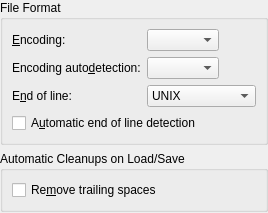
Old version of the form part/dialogs/opensaveconfigwidget.ui in the repository KDE/kate.
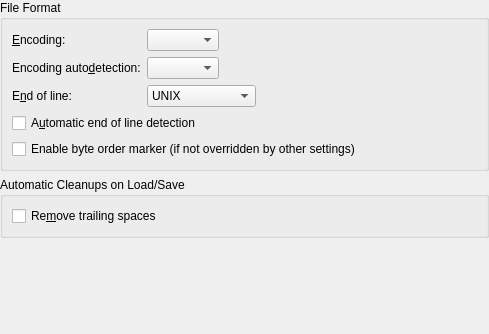
New version of the form. Custom widgets are drawn as their Qt base class.

Commit message: *)New RPMSPEC file from Tim Fechtner *)Configuration option for writing BOM (byte order markers) for UTF-8/16 BUG: 206142 BUG: 207174

The edit to the form file:
```diff
--- a/part/dialogs/opensaveconfigwidget.ui
+++ b/part/dialogs/opensaveconfigwidget.ui
@@ -2,6 +2,14 @@
 <ui version="4.0">
  <class>OpenSaveConfigWidget</class>
  <widget class="QWidget" name="OpenSaveConfigWidget">
+  <property name="geometry">
+   <rect>
+    <x>0</x>
+    <y>0</y>
+    <width>489</width>
+    <height>334</height>
+   </rect>
+  </property>
   <layout class="QVBoxLayout">
    <property name="margin">
     <number>0</number>
@@ -84,6 +92,13 @@
         </property>
        </widget>
       </item>
+      <item>
+       <widget class="QCheckBox" name="chkEnableBOM">
+        <property name="text">
+         <string>Enable byte order marker (if not overridden by other settings)</string>
+        </property>
+       </widget>
+      </item>
      </layout>
     </widget>
    </item>
```
The commit also changes 11 other files.
